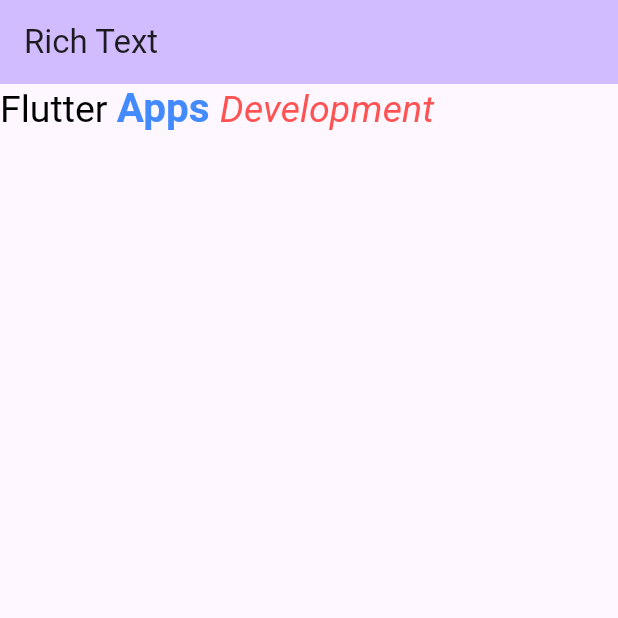
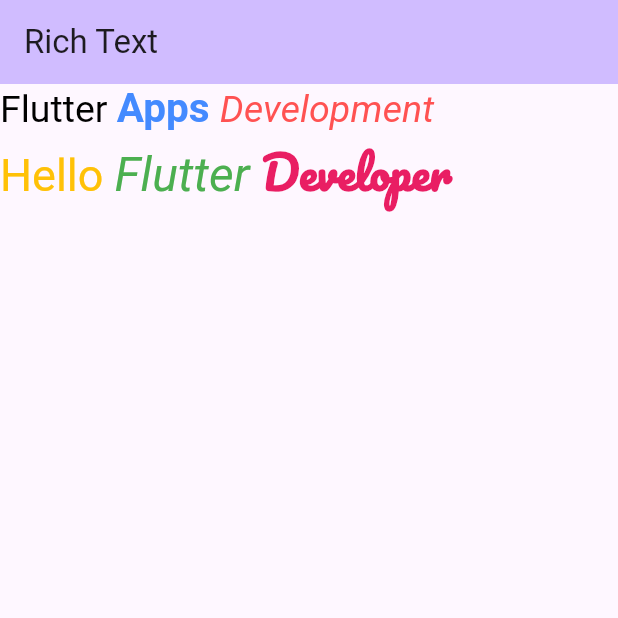
Before and after one commit to alhasann351/rich_text, a Flutter app: the screen it shows after launch, on a phone screen of 412 x 824 dp, the top half of it. Run offline on Flutter 3.47's test engine with Material 3 defaults, Android fonts, the phone set to English and light mode, and no system bars; our stand-ins replace google_fonts; Roboto replaces fonts that are missing (Amaranth).

Commit message:
google font added

```diff
--- a/lib/main.dart
+++ b/lib/main.dart
@@ -1,4 +1,5 @@
 import 'package:flutter/material.dart';
+import 'package:google_fonts/google_fonts.dart';
 
 void main() {
   runApp(const MyApp());
@@ -31,7 +32,10 @@ class _MyHomePageState extends State<MyHomePage> {
         backgroundColor: Theme.of(context).colorScheme.inversePrimary,
         title: const Text('Rich Text'),
       ),
-      body: RichText(
+      body: Column(
+        crossAxisAlignment: CrossAxisAlignment.start,
+        children: [
+          RichText(
             text: const TextSpan(
               style: TextStyle(
                 color: Colors.black,
@@ -58,6 +62,35 @@ class _MyHomePageState extends State<MyHomePage> {
               ],
             ),
           ),
+          RichText(
+            text: TextSpan(
+              style: const TextStyle(
+                fontSize: 30,
+                color: Colors.amber,
+              ),
+              children: [
+                const TextSpan(text: 'Hello '),
+                TextSpan(
+                  text: 'Flutter ',
+                  style: GoogleFonts.amaranth(
+                    fontSize: 32,
+                    fontStyle: FontStyle.italic,
+                    color: Colors.green,
+                  ),
+                ),
+                TextSpan(
+                  text: 'Developer',
+                  style: GoogleFonts.pacifico(
+                    fontSize: 30,
+                    fontWeight: FontWeight.bold,
+                    color: Colors.pink,
+                  ),
+                ),
+              ],
+            ),
+          ),
+        ],
+      ),
     );
   }
 }
--- a/pubspec.yaml
+++ b/pubspec.yaml
@@ -35,6 +35,7 @@ dependencies:
   # The following adds the Cupertino Icons font to your application.
   # Use with the CupertinoIcons class for iOS style icons.
   cupertino_icons: ^1.0.2
+  google_fonts:
 
 dev_dependencies:
   flutter_test:
```
Also changed, not shown: pubspec.lock. Lines whose indentation alone changed are shown as unchanged.
